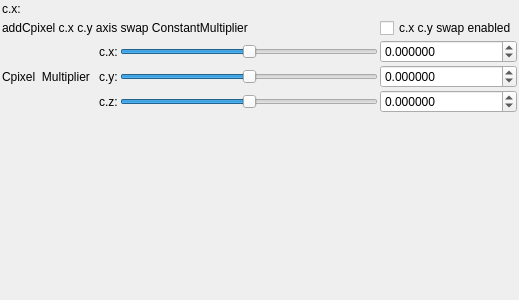
buddhi1980/mandelbulber2, file mandelbulber2/qt_data/fractal_transf_add_Cpixel_CxCy_axis_swap.ui: the form before one commit.
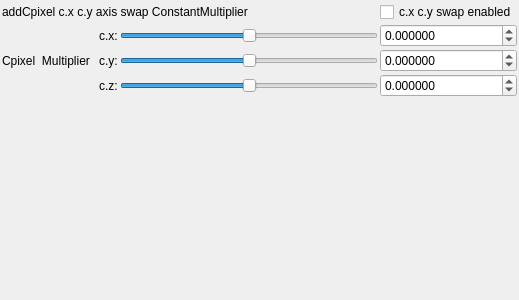
The form after the commit. Custom widgets are drawn as their Qt base class.

What changed in the file:
```diff
--- a/mandelbulber2/qt_data/fractal_transf_add_Cpixel_CxCy_axis_swap.ui
+++ b/mandelbulber2/qt_data/fractal_transf_add_Cpixel_CxCy_axis_swap.ui
@@ -29,13 +29,6 @@
    <property name="bottomMargin">
     <number>2</number>
    </property>
-   <item>
-    <widget class="QLabel" name="label_112">
-     <property name="text">
-      <string>c.x:</string>
-     </property>
-    </widget>
-   </item>
    <item>
     <layout class="QGridLayout" name="gridLayout">
      <property name="spacing">
```
